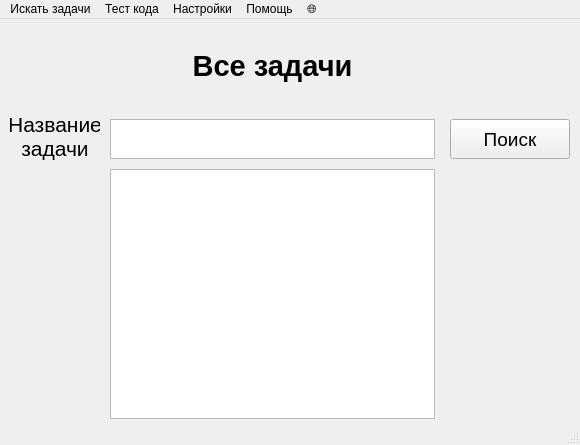
Qt form LyceumSearch.ui (pworty/LyceumSearch) before a commit.
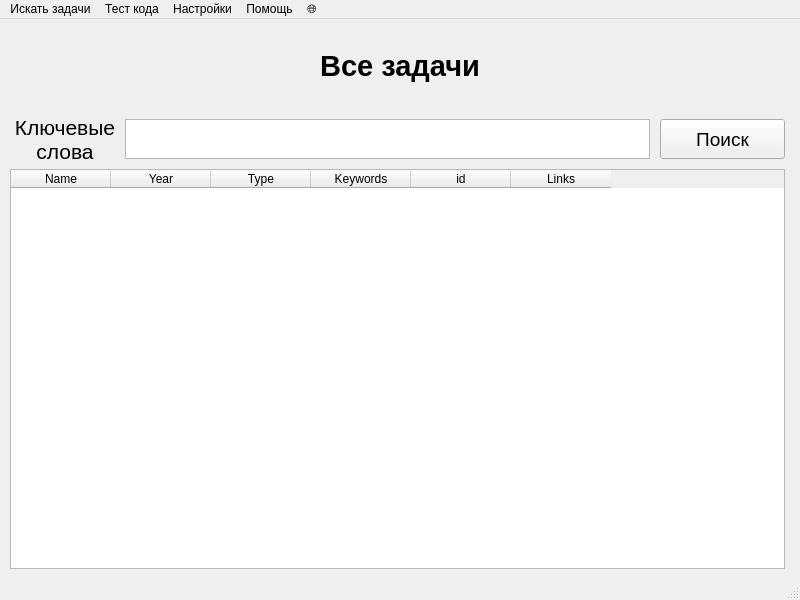
The same form after that commit.

Commit message:
+Database search implemented
+Реализован поиск по базе данных

What changed in the file:
```diff
--- a/LyceumSearch.ui
+++ b/LyceumSearch.ui
@@ -6,8 +6,8 @@
    <rect>
     <x>0</x>
     <y>0</y>
-    <width>580</width>
-    <height>445</height>
+    <width>800</width>
+    <height>600</height>
    </rect>
   </property>
   <property name="windowTitle">
@@ -17,9 +17,9 @@
    <widget class="QPushButton" name="btnSearch">
     <property name="geometry">
      <rect>
-      <x>450</x>
+      <x>660</x>
       <y>100</y>
-      <width>120</width>
+      <width>125</width>
       <height>40</height>
      </rect>
     </property>
@@ -32,23 +32,13 @@
      <string>Поиск</string>
     </property>
    </widget>
-   <widget class="QListView" name="listViewResults">
-    <property name="geometry">
-     <rect>
-      <x>110</x>
-      <y>150</y>
-      <width>325</width>
-      <height>250</height>
-     </rect>
-    </property>
-   </widget>
    <widget class="QLabel" name="lblProblemName">
     <property name="geometry">
      <rect>
       <x>10</x>
-      <y>87</y>
-      <width>90</width>
-      <height>60</height>
+      <y>80</y>
+      <width>110</width>
+      <height>80</height>
      </rect>
     </property>
     <property name="font">
@@ -57,8 +47,8 @@
      </font>
     </property>
     <property name="text">
-     <string>Название
-задачи</string>
+     <string>Ключевые
+слова</string>
     </property>
     <property name="alignment">
      <set>Qt::AlignCenter</set>
@@ -67,19 +57,27 @@
    <widget class="QPlainTextEdit" name="plainTextSearchField">
     <property name="geometry">
      <rect>
-      <x>110</x>
+      <x>125</x>
       <y>100</y>
-      <width>325</width>
+      <width>525</width>
       <height>40</height>
      </rect>
     </property>
+    <property name="font">
+     <font>
+      <pointsize>16</pointsize>
+     </font>
+    </property>
+    <property name="plainText">
+     <string/>
+    </property>
    </widget>
    <widget class="QLabel" name="lblSection">
     <property name="geometry">
      <rect>
-      <x>110</x>
+      <x>200</x>
       <y>7</y>
-      <width>325</width>
+      <width>400</width>
       <height>80</height>
      </rect>
     </property>
@@ -98,6 +96,49 @@
      <set>Qt::AlignCenter</set>
     </property>
    </widget>
+   <widget class="QTableWidget" name="tableWidgetResults">
+    <property name="geometry">
+     <rect>
+      <x>10</x>
+      <y>150</y>
+      <width>775</width>
+      <height>400</height>
+     </rect>
+    </property>
+    <property name="columnCount">
+     <number>6</number>
+    </property>
+    <column>
+     <property name="text">
+      <string>Name</string>
+     </property>
+    </column>
+    <column>
+     <property name="text">
+      <string>Year</string>
+     </property>
+    </column>
+    <column>
+     <property name="text">
+      <string>Type</string>
+     </property>
+    </column>
+    <column>
+     <property name="text">
+      <string>Keywords</string>
+     </property>
+    </column>
+    <column>
+     <property name="text">
+      <string>id</string>
+     </property>
+    </column>
+    <column>
+     <property name="text">
+      <string>Links</string>
+     </property>
+    </column>
+   </widget>
   </widget>
   <widget class="QStatusBar" name="statusbar"/>
   <widget class="QMenuBar" name="menubar">
@@ -105,7 +146,7 @@
     <rect>
      <x>0</x>
      <y>0</y>
-     <width>580</width>
+     <width>800</width>
      <height>22</height>
     </rect>
    </property>
```
Left out of the diff: 39 changed lines with no effect on the pictures. The commit also changes 3 other files.
